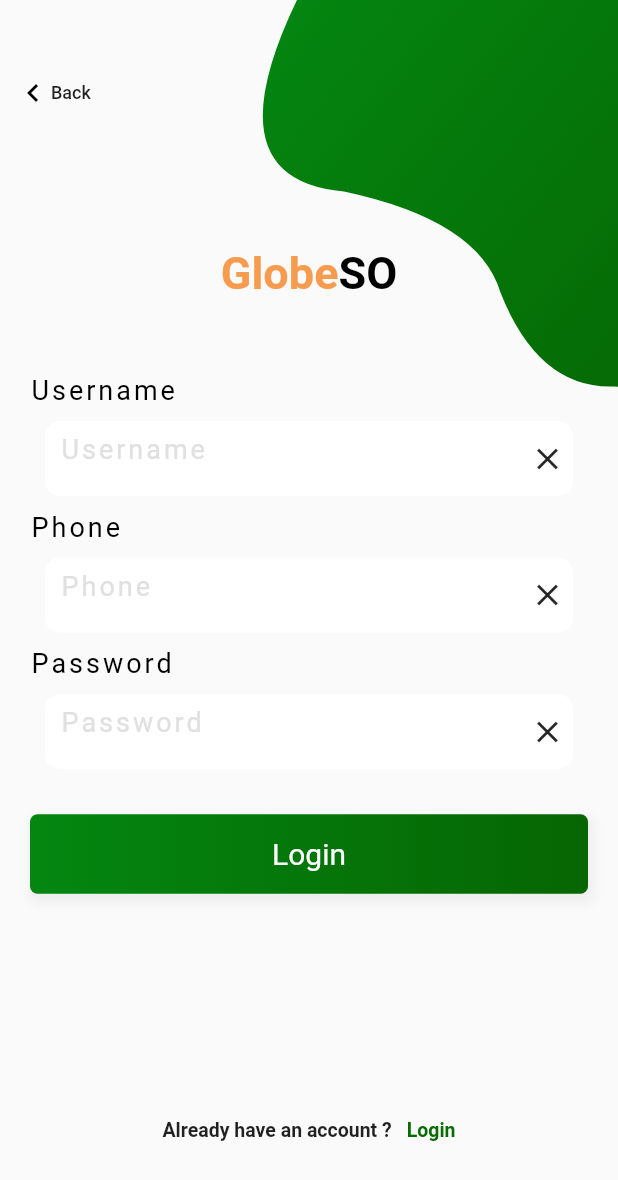
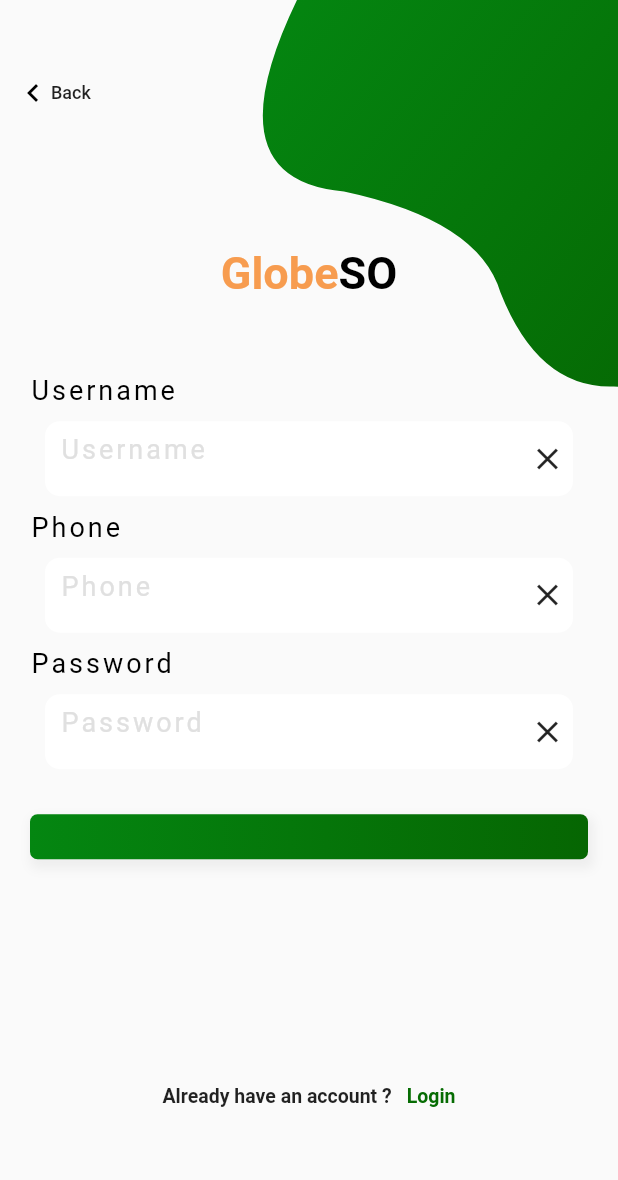
Before and after one commit to ITPC-Khmer/flutter-sdk, a Flutter app: the SignUpPage screen opened directly, on a phone screen of 412 x 824 dp. Shown: the top 1180 px of the screen. Run offline on Flutter 3.47's test engine with Material 2 defaults, Android fonts, the phone set to English and light mode, and no system bars; our stand-ins replace cached_network_image, get, google_fonts, image_picker, modal_bottom_sheet, rxdart and 1 more; accounts and stored records are empty.

```diff
--- a/lib/view/widget/helperWidget.dart
+++ b/lib/view/widget/helperWidget.dart
@@ -162,6 +162,7 @@ Widget gSubmitButton({required String title,double? width,GestureTapCallback? on
     onTap: onTap,
     child: Container(
       // width: MediaQuery.of(context).size.width,
+      height: 30,
       width: width,
       padding: EdgeInsets.symmetric(vertical: 15),
       alignment: Alignment.center,
```
